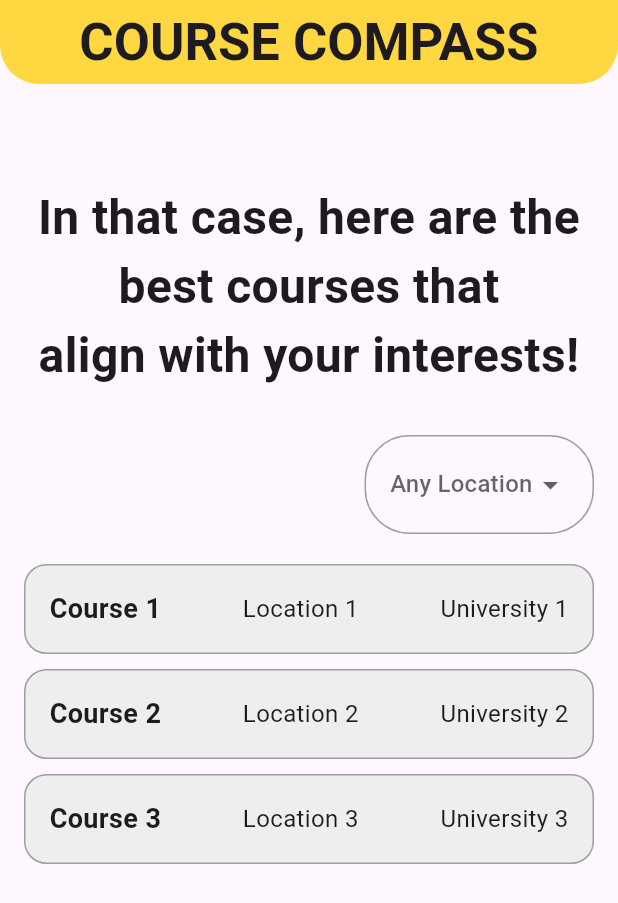
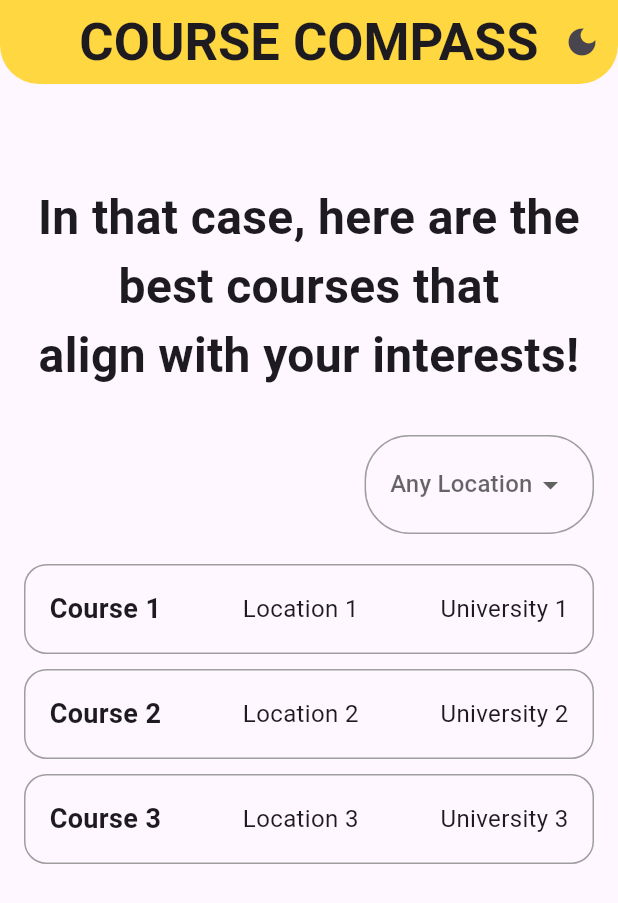
Before and after one commit to trixxx16/trixie_front_end, a Flutter app: the screen it shows after launch, on a phone screen of 412 x 824 dp. Shown: the top 903 px of the screen. Run offline on Flutter 3.47's test engine with Material 3 defaults, Android fonts, the phone set to English and light mode, and no system bars.

Commit message:
main.dart
added toggle button for dark and light mode

```diff
--- a/lib/main.dart
+++ b/lib/main.dart
@@ -4,33 +4,56 @@ void main() {
   runApp(const MyApp());
 }
 
-class MyApp extends StatelessWidget {
+class MyApp extends StatefulWidget {
   const MyApp({super.key});
+
+  @override
+  State<MyApp> createState() => _MyAppState();
+}
+
+class _MyAppState extends State<MyApp> {
+  ThemeMode _themeMode = ThemeMode.light;
+
+  void _toggleTheme() {
+    setState(() {
+      _themeMode = _themeMode == ThemeMode.light ? ThemeMode.dark : ThemeMode.light;
+    });
+  }
 
   @override
   Widget build(BuildContext context) {
     return MaterialApp(
       debugShowCheckedModeBanner: false,
-      home: MyHomePage(),
+      themeMode: _themeMode,
+      theme: ThemeData.light().copyWith(
+        appBarTheme: const AppBarTheme(backgroundColor: Colors.amberAccent),
+      ),
+      darkTheme: ThemeData.dark().copyWith(
+        appBarTheme: const AppBarTheme(backgroundColor: Colors.amber),
+      ),
+      home: MyHomePage(toggleTheme: _toggleTheme),
     );
   }
 }
 
 class MyHomePage extends StatefulWidget {
-  const MyHomePage({super.key});
+  final VoidCallback toggleTheme;
+
+  const MyHomePage({super.key, required this.toggleTheme});
 
   @override
   State<MyHomePage> createState() => _MyHomePageState();
 }
 
 class _MyHomePageState extends State<MyHomePage> {
-  String? selectedLocation; // This will hold the selected dropdown value
+  String? selectedLocation;
 
   @override
   Widget build(BuildContext context) {
+    final isDarkMode = Theme.of(context).brightness == Brightness.dark;
+
     return Scaffold(
       appBar: AppBar(
-        backgroundColor: Colors.amberAccent,
         shape: const RoundedRectangleBorder(
           borderRadius: BorderRadius.only(
             bottomLeft: Radius.circular(26),
@@ -45,13 +68,19 @@ class _MyHomePageState extends State<MyHomePage> {
           ),
         ),
         centerTitle: true,
+        actions: [
+          IconButton(
+            icon: Icon(isDarkMode ? Icons.light_mode : Icons.dark_mode),
+            onPressed: widget.toggleTheme,
+          ),
+        ],
       ),
       body: Padding(
         padding: const EdgeInsets.all(16.0),
         child: Column(
           crossAxisAlignment: CrossAxisAlignment.center,
           children: [
-            const SizedBox(height: 50), // Space between AppBar and the text
+            const SizedBox(height: 50),
             const Text(
               'In that case, here are the best courses that\nalign with your interests!',
               style: TextStyle(fontSize: 32, fontWeight: FontWeight.w700),
@@ -69,7 +98,7 @@ class _MyHomePageState extends State<MyHomePage> {
                   ),
                   child: DropdownButtonHideUnderline(
                     child: DropdownButton<String>(
-                      value: selectedLocation, // Bind selected value
+                      value: selectedLocation,
                       hint: const Text('Any Location'),
                       items: <String>[
                         'Makati City',
@@ -85,7 +114,7 @@ class _MyHomePageState extends State<MyHomePage> {
                       }).toList(),
                       onChanged: (String? newValue) {
                         setState(() {
-                          selectedLocation = newValue; // Update selected value
+                          selectedLocation = newValue;
                         });
                       },
                     ),
@@ -93,7 +122,7 @@ class _MyHomePageState extends State<MyHomePage> {
                 ),
               ],
             ),
-            const SizedBox(height: 20), // Space between dropdown and content
+            const SizedBox(height: 20),
             Expanded(
               child: SingleChildScrollView(
                 child: Column(
@@ -113,7 +142,6 @@ class _MyHomePageState extends State<MyHomePage> {
     );
   }
 
-  // Function that builds a clickable container
   Widget buildCourseContainer(String course, String location, String university, BuildContext context) {
     return GestureDetector(
       onTap: () {
@@ -125,7 +153,7 @@ class _MyHomePageState extends State<MyHomePage> {
       child: Container(
         padding: const EdgeInsets.all(16.0),
         decoration: BoxDecoration(
-          color: Colors.grey[200],
+          color: Theme.of(context).cardColor,
           borderRadius: BorderRadius.circular(15),
           border: Border.all(color: Colors.grey),
         ),
@@ -142,11 +170,10 @@ class _MyHomePageState extends State<MyHomePage> {
   }
 }
 
-// New page that will be displayed when a course is clicked
 class CourseDetailPage extends StatelessWidget {
   final String course;
 
-  const CourseDetailPage({Key? key, required this.course}) : super(key: key);
+  const CourseDetailPage({super.key, required this.course});
 
   @override
   Widget build(BuildContext context) {
```
